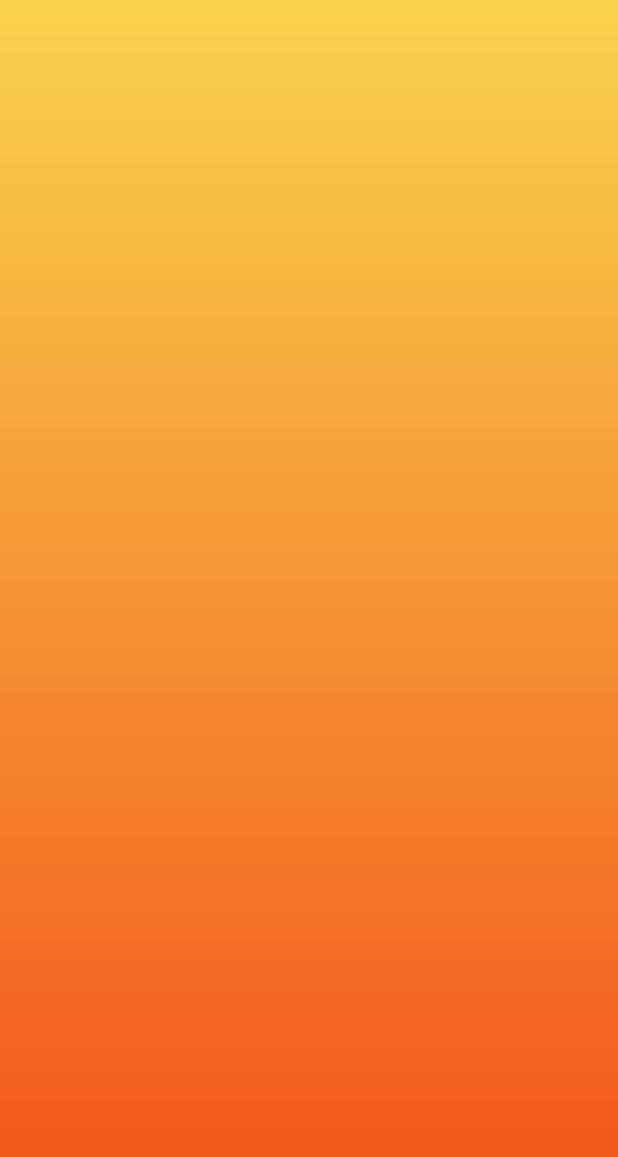
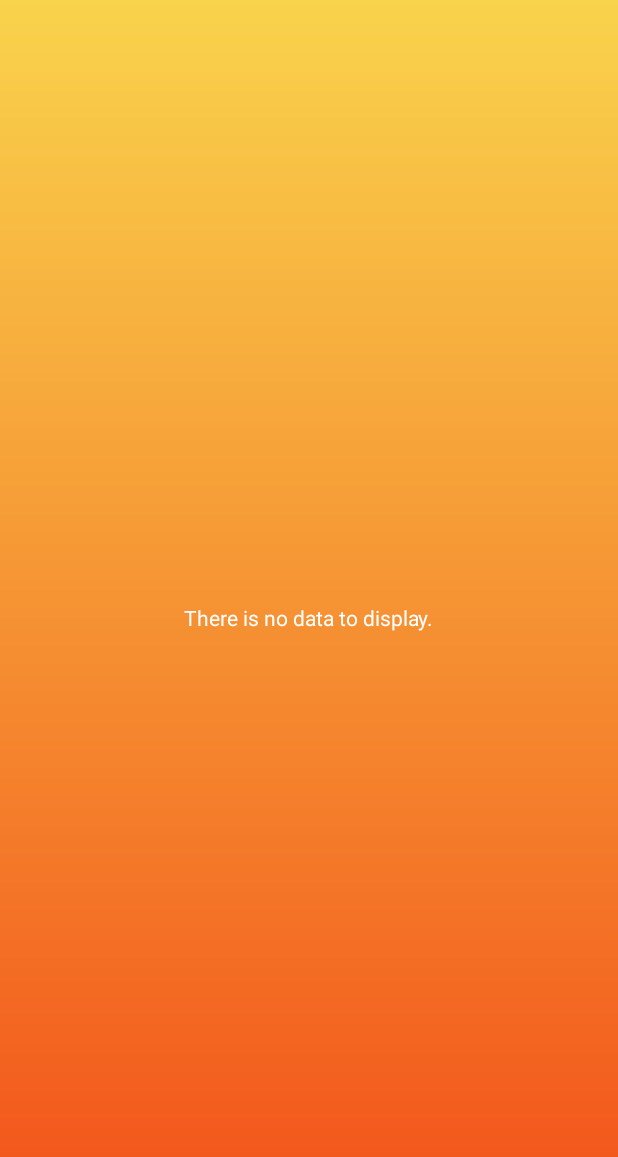
Before and after one commit to fsilvestre90/androidweatherapp, an Android app: the HourlyForecastActivity screen opened directly, with no data from a screen before it, on a phone screen of 412 x 824 dp. Shown: the top 1157 px of the screen. Run offline under Robolectric (Android 15) with nearby library versions, the phone set to English and light mode, and no system bars; our stand-ins replace ButterKnife.

Commit message:
add UI label

```diff
--- a/app/build.gradle
+++ b/app/build.gradle
@@ -8,8 +8,8 @@ android {
         applicationId "filipesilvestre.stormy"
         minSdkVersion 15
         targetSdkVersion 23
-        versionCode 6
-        versionName "1.2.3"
+        versionCode 7
+        versionName "1.3"
     }
     buildTypes {
         release {
--- a/app/src/main/java/filipesilvestre/stormy/ui/HourlyForecastActivity.java
+++ b/app/src/main/java/filipesilvestre/stormy/ui/HourlyForecastActivity.java
@@ -6,6 +6,7 @@ import android.os.Parcelable;
 import android.support.v7.app.AppCompatActivity;
 import android.support.v7.widget.LinearLayoutManager;
 import android.support.v7.widget.RecyclerView;
+import android.widget.TextView;
 
 import java.util.Arrays;
 
@@ -20,6 +21,7 @@ import filipesilvestre.stormy.weather.Hour;
 public class HourlyForecastActivity extends AppCompatActivity {
 
     private Hour[] mHours;
+    @Bind(R.id.emptyLabel) TextView mEmptyLabel;
 
     @Bind(R.id.reyclerView) RecyclerView mRecyclerView;
 
@@ -36,11 +38,15 @@ public class HourlyForecastActivity extends AppCompatActivity {
 
             HourAdapter adapter = new HourAdapter(this, mHours);
             mRecyclerView.setAdapter(adapter);
+
+            RecyclerView.LayoutManager layoutManager = new LinearLayoutManager(this);
+            mRecyclerView.setLayoutManager(layoutManager);
+
+            mRecyclerView.setHasFixedSize(true);
+        } else {
+            mEmptyLabel.setText("There is no data to display.");
         }
-        RecyclerView.LayoutManager layoutManager = new LinearLayoutManager(this);
-        mRecyclerView.setLayoutManager(layoutManager);
 
-        mRecyclerView.setHasFixedSize(true);
     }
 
 }
--- a/app/src/main/res/layout/activity_hourly_forecast.xml
+++ b/app/src/main/res/layout/activity_hourly_forecast.xml
@@ -8,6 +8,13 @@
                 android:paddingBottom="@dimen/activity_vertical_margin"
                 tools:context="filipesilvestre.stormy.ui.HourlyForecastActivity"
                 android:background="@drawable/bg_gradient">
+    <TextView
+        android:layout_width="wrap_content"
+        android:layout_height="wrap_content"
+        android:id="@+id/emptyLabel"
+        android:layout_centerVertical="true"
+        android:layout_centerHorizontal="true"
+        android:textColor="#ffffffff"/>
 
     <android.support.v7.widget.RecyclerView
         android:layout_width="match_parent"
```
